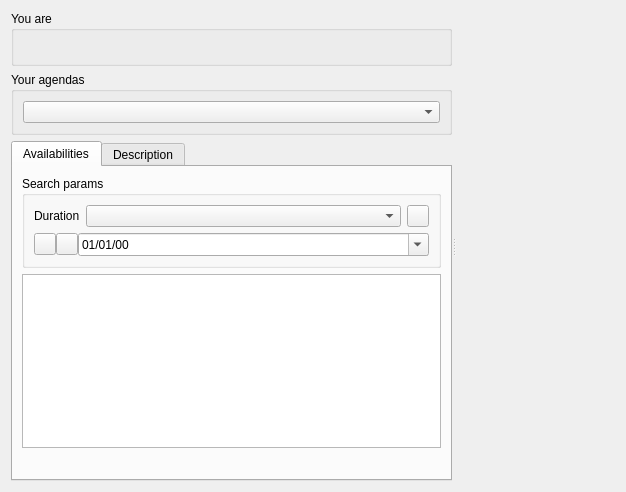
Qt form plugins/agendaplugin/usercalendarviewer.ui (FreeHealth/freehealth) before a commit.
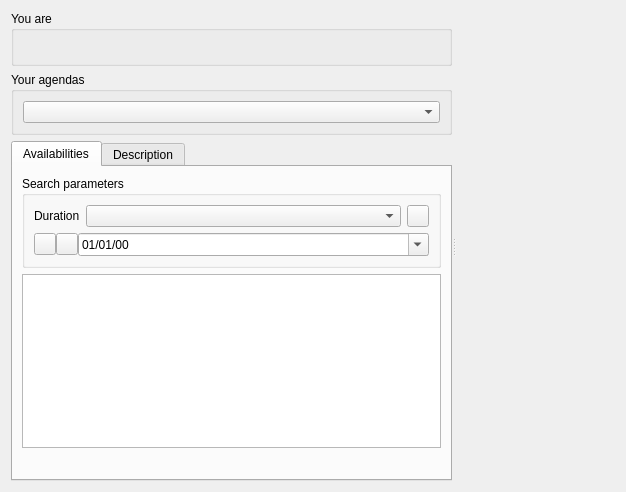
The same form after that commit. Custom widgets are drawn as their Qt base class.

Commit message: better English (no geeky abbreviations)

Diff of the .ui file:
```diff
--- a/plugins/agendaplugin/usercalendarviewer.ui
+++ b/plugins/agendaplugin/usercalendarviewer.ui
@@ -94,7 +94,7 @@
            <item row="0" column="0" colspan="4">
             <widget class="QGroupBox" name="groupBox_3">
              <property name="title">
-              <string>Search params</string>
+              <string>Search parameters</string>
              </property>
              <layout class="QGridLayout" name="gridLayout_5">
               <item row="3" column="0" colspan="4">
```
